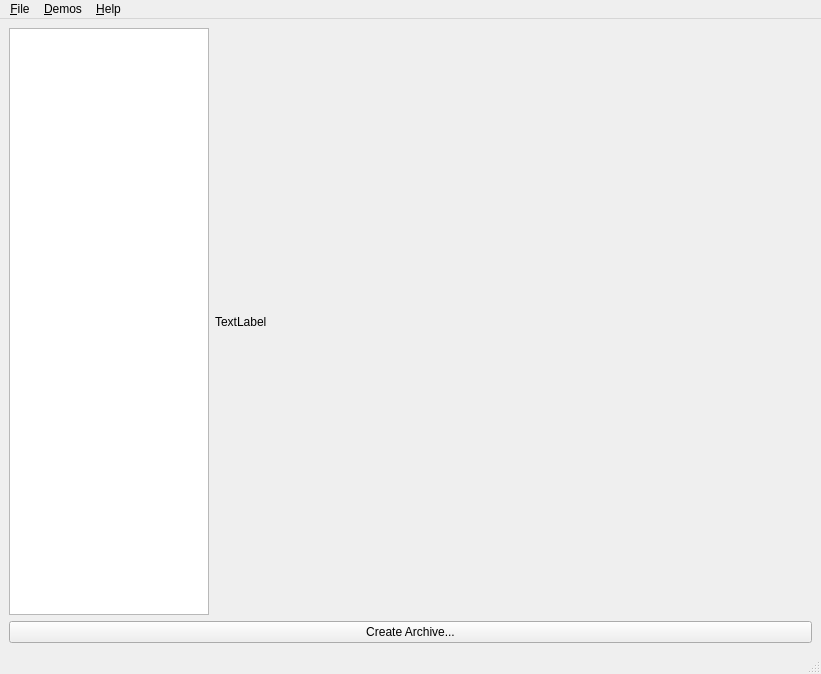
Above: src/gui/mainwindow.ui from KronoZed/urtdsc before the change. Below: the same form after it.
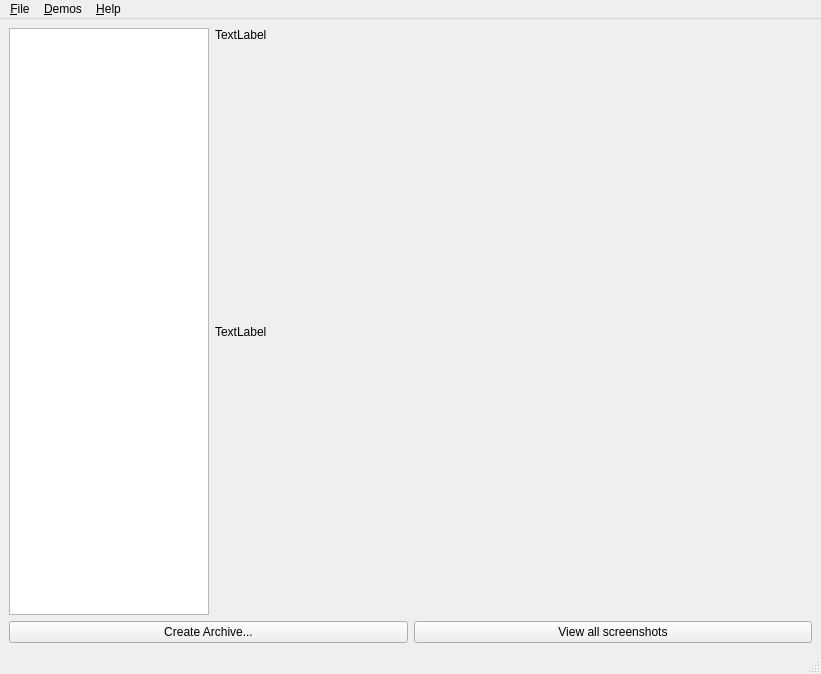
That is the form after the change.

Commit message: Basic functions - demos and one screenshot. No dialogs yet

```diff
--- a/src/gui/mainwindow.ui
+++ b/src/gui/mainwindow.ui
@@ -10,6 +10,12 @@
     <height>674</height>
    </rect>
   </property>
+  <property name="minimumSize">
+   <size>
+    <width>800</width>
+    <height>600</height>
+   </size>
+  </property>
   <property name="windowTitle">
    <string notr="true">Urban Terror Demo-Screenshot C0nc4t3n4t0r</string>
   </property>
@@ -29,10 +35,12 @@
           </property>
          </widget>
         </item>
+        <item>
+         <layout class="QVBoxLayout" name="verticalLayout_2">
         <item>
          <widget class="QLabel" name="label">
           <property name="sizePolicy">
-           <sizepolicy hsizetype="Expanding" vsizetype="Preferred">
+             <sizepolicy hsizetype="Expanding" vsizetype="Fixed">
             <horstretch>0</horstretch>
             <verstretch>0</verstretch>
            </sizepolicy>
@@ -41,6 +49,27 @@
            <string>TextLabel</string>
           </property>
          </widget>
+          </item>
+          <item>
+           <widget class="QLabel" name="screen">
+            <property name="sizePolicy">
+             <sizepolicy hsizetype="Preferred" vsizetype="Expanding">
+              <horstretch>0</horstretch>
+              <verstretch>0</verstretch>
+             </sizepolicy>
+            </property>
+            <property name="text">
+             <string>TextLabel</string>
+            </property>
+            <property name="textFormat">
+             <enum>Qt::AutoText</enum>
+            </property>
+            <property name="scaledContents">
+             <bool>true</bool>
+            </property>
+           </widget>
+          </item>
+         </layout>
         </item>
        </layout>
       </item>
@@ -53,6 +82,13 @@
           </property>
          </widget>
         </item>
+        <item>
+         <widget class="QPushButton" name="viewAllScreenshots">
+          <property name="text">
+           <string>View all screenshots</string>
+          </property>
+         </widget>
+        </item>
        </layout>
       </item>
      </layout>
```
Left out of the diff: 29 changed lines with no effect on the pictures. Lines whose indentation alone changed are shown as unchanged. The commit also changes 5 other files.
